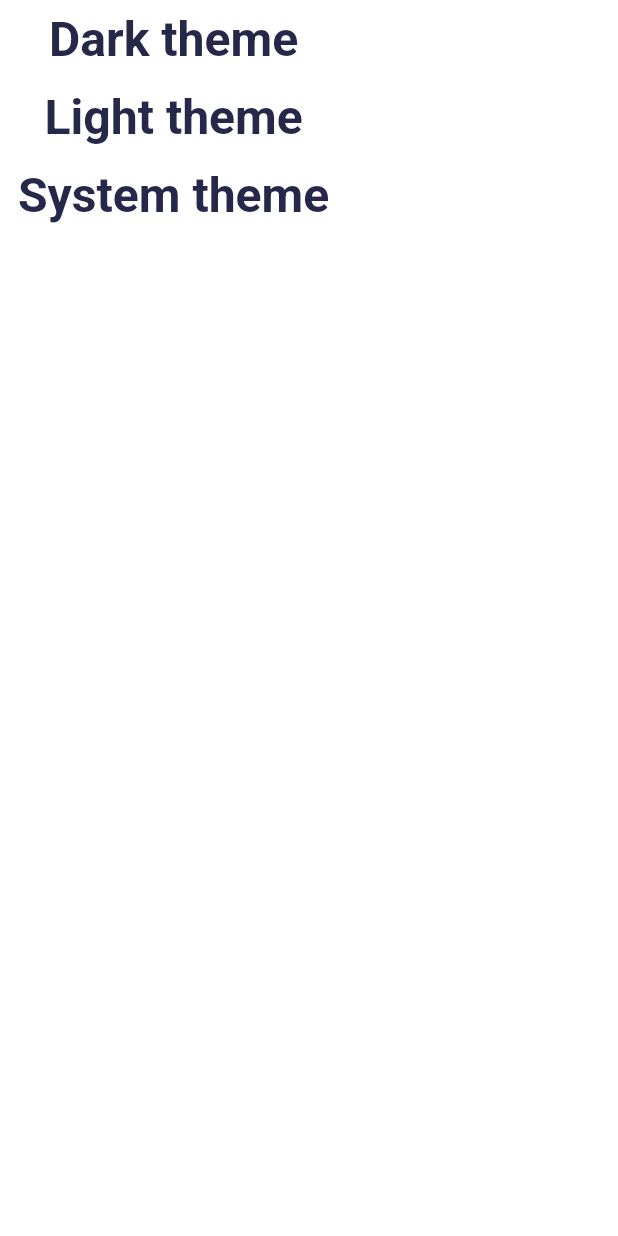
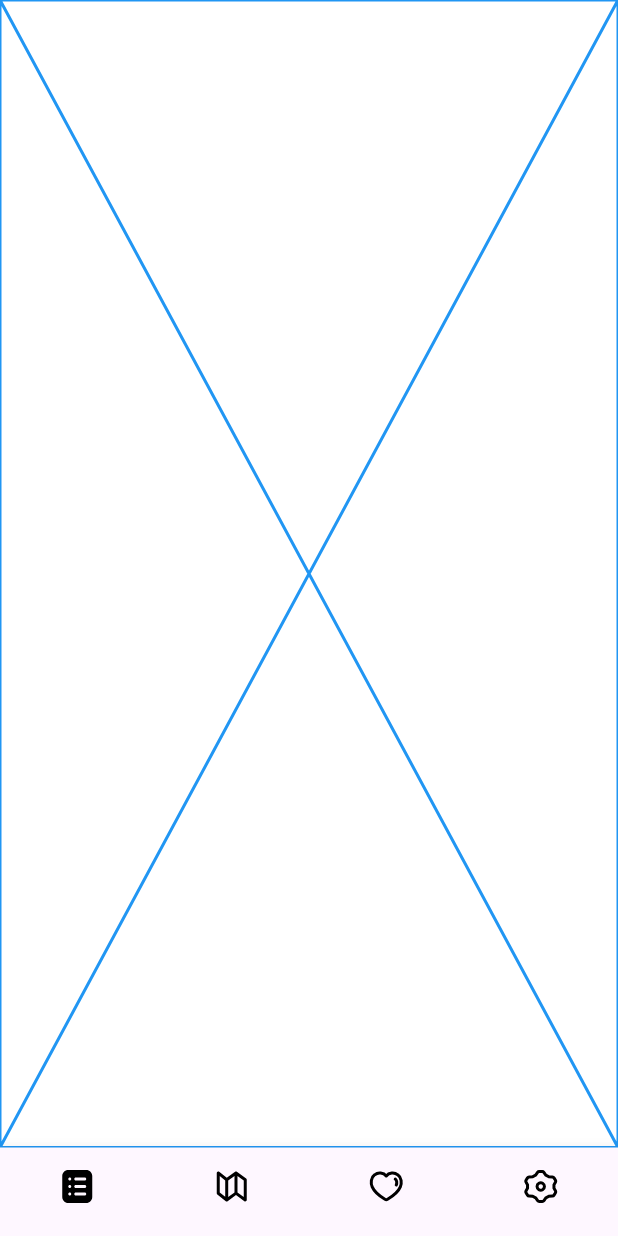
Before and after one commit to RinaZavr/surf_places, a Flutter app: the screen it shows after launch, on a phone screen of 412 x 824 dp. Run offline on Flutter 3.47's test engine with Material 3 defaults, Android fonts, the phone set to English and light mode, and no system bars; our stand-ins replace dio, flutter_bloc, flutter_svg, get_it, go_router, retrofit and 1 more; missing offline and left inert: talker_bloc_logger, talker_dio_logger; generated files the repository leaves out were written again; statements that could not run were skipped.

Commit message:
feat: Added wrapper and mock screens for it

```diff
--- a/lib/config/router/router.dart
+++ b/lib/config/router/router.dart
@@ -11,6 +11,6 @@ abstract class AppRouter {
     debugLogDiagnostics: kDebugMode,
     observers: [TalkerRouteObserver(GetIt.I.get<Talker>())],
     routes: $appRoutes,
-    initialLocation: TestRoute().location,
+    initialLocation: PlacesListRoute().location,
   );
 }
--- a/lib/config/router/routes.dart
+++ b/lib/config/router/routes.dart
@@ -1,14 +1,73 @@
 import 'package:flutter/material.dart';
 import 'package:go_router/go_router.dart';
 import 'package:surf_places/config/router/routes_consts.dart';
-import 'package:surf_places/feature/test.dart';
+import 'package:surf_places/feature/favorites/view/favorites_screen.dart';
+import 'package:surf_places/feature/main/view/main_wrapper.dart';
+import 'package:surf_places/feature/map/view/map_screen.dart';
+import 'package:surf_places/feature/places/list/view/places_list_screen.dart';
+import 'package:surf_places/feature/settings/view/settings_screen.dart';
 
 part 'routes.g.dart';
 
-@TypedGoRoute<TestRoute>(path: AppRoutesConsts.test)
-class TestRoute extends GoRouteData with _$TestRoute {
+@TypedShellRoute<MainWrapperRoute>(
+  routes: [
+    TypedGoRoute<PlacesListRoute>(path: AppRoutesConsts.placesList),
+    TypedGoRoute<MapRoute>(path: AppRoutesConsts.map),
+    TypedGoRoute<FavoritesRoute>(path: AppRoutesConsts.favorites),
+    TypedGoRoute<SettingsRoute>(path: AppRoutesConsts.settings),
+  ],
+)
+class MainWrapperRoute extends ShellRouteData {
   @override
-  Widget build(BuildContext context, GoRouterState state) {
-    return TestScreen();
+  Widget builder(BuildContext context, GoRouterState state, Widget navigator) {
+    return MainWrapper(child: navigator);
   }
 }
+
+@TypedGoRoute<PlacesListRoute>(path: AppRoutesConsts.placesList)
+class PlacesListRoute extends GoRouteData with _$PlacesListRoute {
+  @override
+  Page<void> buildPage(BuildContext context, GoRouterState state) {
+    return CustomTransitionPage(
+      key: state.pageKey,
+      child: const PlacesListScreen(),
+      transitionsBuilder: (_, __, ___, child) => child,
+    );
+  }
+}
+
+@TypedGoRoute<MapRoute>(path: AppRoutesConsts.map)
+class MapRoute extends GoRouteData with _$MapRoute {
+  @override
+  Page<void> buildPage(BuildContext context, GoRouterState state) {
+    return CustomTransitionPage(
+      key: state.pageKey,
+      child: const MapScreen(),
+      transitionsBuilder: (_, __, ___, child) => child,
+    );
+  }
+}
+
+@TypedGoRoute<FavoritesRoute>(path: AppRoutesConsts.favorites)
+class FavoritesRoute extends GoRouteData with _$FavoritesRoute {
+  @override
+  Page<void> buildPage(BuildContext context, GoRouterState state) {
+    return CustomTransitionPage(
+      key: state.pageKey,
+      child: const FavoritesScreen(),
+      transitionsBuilder: (_, __, ___, child) => child,
+    );
+  }
+}
+
+@TypedGoRoute<SettingsRoute>(path: AppRoutesConsts.settings)
+class SettingsRoute extends GoRouteData with _$SettingsRoute {
+  @override
+  Page<void> buildPage(BuildContext context, GoRouterState state) {
+    return CustomTransitionPage(
+      key: state.pageKey,
+      child: const SettingsScreen(),
+      transitionsBuilder: (_, __, ___, child) => child,
+    );
+  }
+}
--- a/lib/config/router/routes_consts.dart
+++ b/lib/config/router/routes_consts.dart
@@ -1,5 +1,8 @@
 abstract class AppRoutesConsts {
   const AppRoutesConsts._();
 
-  static const String test = '/test';
+  static const String placesList = '/places/list';
+  static const String map = '/map';
+  static const String favorites = '/favorites';
+  static const String settings = '/settings';
 }
--- /dev/null
+++ b/lib/feature/main/data/main_wrapper_model.dart
@@ -0,0 +1,13 @@
+class MainWrapperModel {
+  const MainWrapperModel({
+    required this.id,
+    required this.icon,
+    required this.selectedIcon,
+    required this.location,
+  });
+
+  final String id;
+  final String icon;
+  final String selectedIcon;
+  final String location;
+}
--- /dev/null
+++ b/lib/feature/main/view/main_wrapper.dart
@@ -0,0 +1,80 @@
+import 'package:flutter/material.dart';
+import 'package:flutter_svg/svg.dart';
+import 'package:go_router/go_router.dart';
+import 'package:surf_places/common/consts/icons_consts.dart';
+import 'package:surf_places/config/router/routes.dart';
+import 'package:surf_places/feature/main/data/main_wrapper_model.dart';
+
+class MainWrapper extends StatefulWidget {
+  const MainWrapper({required this.child, super.key});
+
+  final Widget child;
+
+  @override
+  State<MainWrapper> createState() => _MainWrapperState();
+}
+
+class _MainWrapperState extends State<MainWrapper> {
+  final List<MainWrapperModel> items = [
+    MainWrapperModel(
+      id: UniqueKey().toString(),
+      icon: AppIcons.wrapperList,
+      selectedIcon: AppIcons.wrapperListSelected,
+      location: PlacesListRoute().location,
+    ),
+    MainWrapperModel(
+      id: UniqueKey().toString(),
+      icon: AppIcons.wrapperMap,
+      selectedIcon: AppIcons.wrapperMapSelected,
+      location: MapRoute().location,
+    ),
+    MainWrapperModel(
+      id: UniqueKey().toString(),
+      icon: AppIcons.wrapperFavorites,
+      selectedIcon: AppIcons.wrapperFavoritesSelected,
+      location: FavoritesRoute().location,
+    ),
+    MainWrapperModel(
+      id: UniqueKey().toString(),
+      icon: AppIcons.wrapperSettings,
+      selectedIcon: AppIcons.wrapperSettingsSelected,
+      location: SettingsRoute().location,
+    ),
+  ];
+
+  late MainWrapperModel selectedItem;
+
+  @override
+  void initState() {
+    selectedItem = items[0];
+
+    super.initState();
+  }
+
+  @override
+  Widget build(BuildContext context) {
+    return Scaffold(
+      body: widget.child,
+      bottomNavigationBar: BottomNavigationBar(
+        type: BottomNavigationBarType.fixed,
+        showSelectedLabels: false,
+        showUnselectedLabels: false,
+        onTap: (value) {
+          setState(() {
+            selectedItem = items[value];
+          });
+          context.go(selectedItem.location);
+        },
+        items: [
+          for (final item in items)
+            BottomNavigationBarItem(
+              icon: selectedItem.id == item.id
+                  ? SvgPicture.asset(item.selectedIcon)
+                  : SvgPicture.asset(item.icon),
+              label: '',
+            ),
+        ],
+      ),
+    );
+  }
+}
--- /dev/null
+++ b/lib/feature/places/list/view/places_list_screen.dart
@@ -0,0 +1,15 @@
+import 'package:flutter/material.dart';
+
+class PlacesListScreen extends StatefulWidget {
+  const PlacesListScreen({super.key});
+
+  @override
+  State<PlacesListScreen> createState() => _PlacesListScreenState();
+}
+
+class _PlacesListScreenState extends State<PlacesListScreen> {
+  @override
+  Widget build(BuildContext context) {
+    return const Placeholder(color: Colors.blue);
+  }
+}
--- a/lib/feature/test.dart
+++ /dev/null
@@ -1,34 +0,0 @@
-import 'package:flutter/material.dart';
-import 'package:surf_places/common/extensions/context_extensions.dart';
-
-class TestScreen extends StatelessWidget {
-  const TestScreen({super.key});
-
-  @override
-  Widget build(BuildContext context) {
-    return Scaffold(
-      body: Column(
-        children: [
-          TextButton(
-            onPressed: () {
-              context.theme.changeTheme(themeMode: ThemeMode.dark);
-            },
-            child: Text('Dark theme', style: context.textExt.largeTitle),
-          ),
-          TextButton(
-            onPressed: () {
-              context.theme.changeTheme(themeMode: ThemeMode.light);
-            },
-            child: Text('Light theme', style: context.textExt.largeTitle),
-          ),
-          TextButton(
-            onPressed: () {
-              context.theme.changeTheme(themeMode: ThemeMode.system);
-            },
-            child: Text('System theme', style: context.textExt.largeTitle),
-          ),
-        ],
-      ),
-    );
-  }
-}
```
Also changed, not shown: lib/feature/favorites/view/favorites_screen.dart (added, +15 -0 lines), lib/feature/map/view/map_screen.dart (added, +15 -0 lines), lib/feature/settings/view/settings_screen.dart (added, +15 -0 lines), pubspec.lock.
